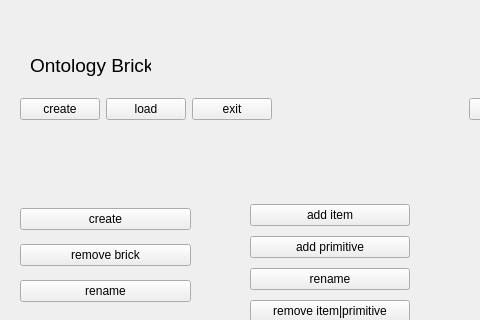
First picture: the form in src/BricksSchemata_gui.ui, repository heinz-preisig/PeriConto_generic, before the edit; both pictures show x 0 to 480 and y 0 to 320 of the 963 by 963 pixel window.
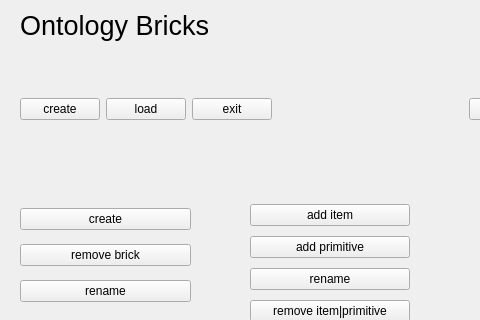
Second picture: the form after the edit.

Commit message: new structure  * splitting task into brick shemata and tree schemata

```diff
--- a/src/BricksSchemata_gui.ui
+++ b/src/BricksSchemata_gui.ui
@@ -149,15 +149,15 @@
    <widget class="QLabel" name="label">
     <property name="geometry">
      <rect>
-      <x>30</x>
-      <y>50</y>
-      <width>121</width>
+      <x>20</x>
+      <y>10</y>
+      <width>231</width>
       <height>31</height>
      </rect>
     </property>
     <property name="font">
      <font>
-      <pointsize>14</pointsize>
+      <pointsize>20</pointsize>
      </font>
     </property>
     <property name="text">
```
The commit also changes 15 other files.
